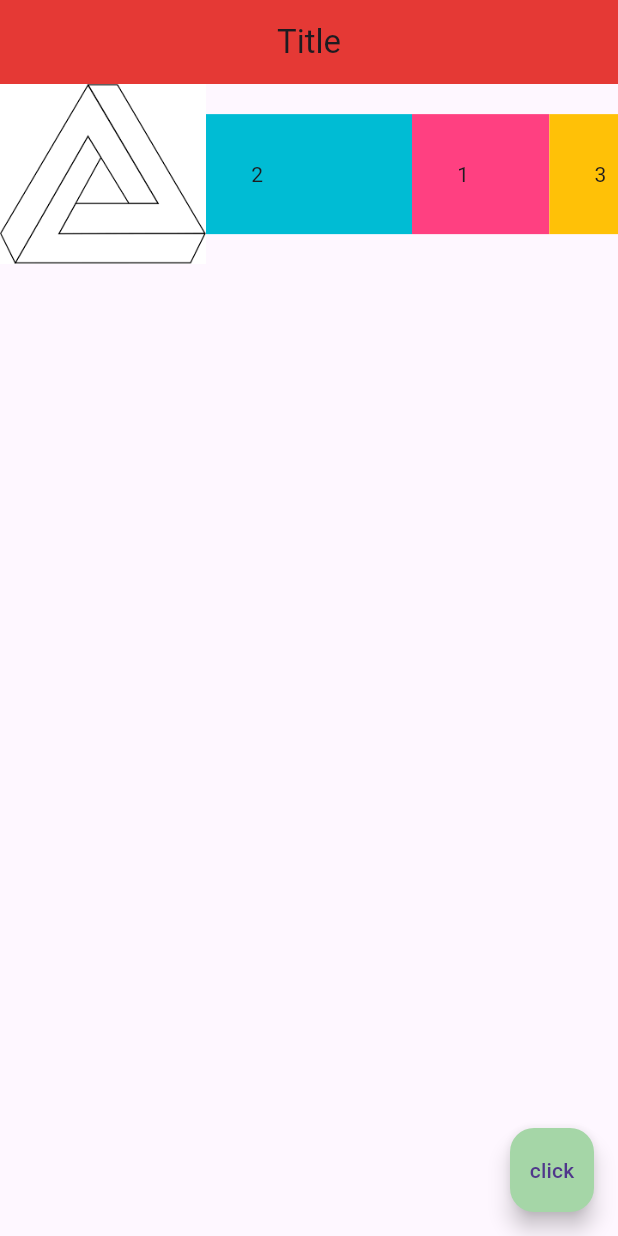
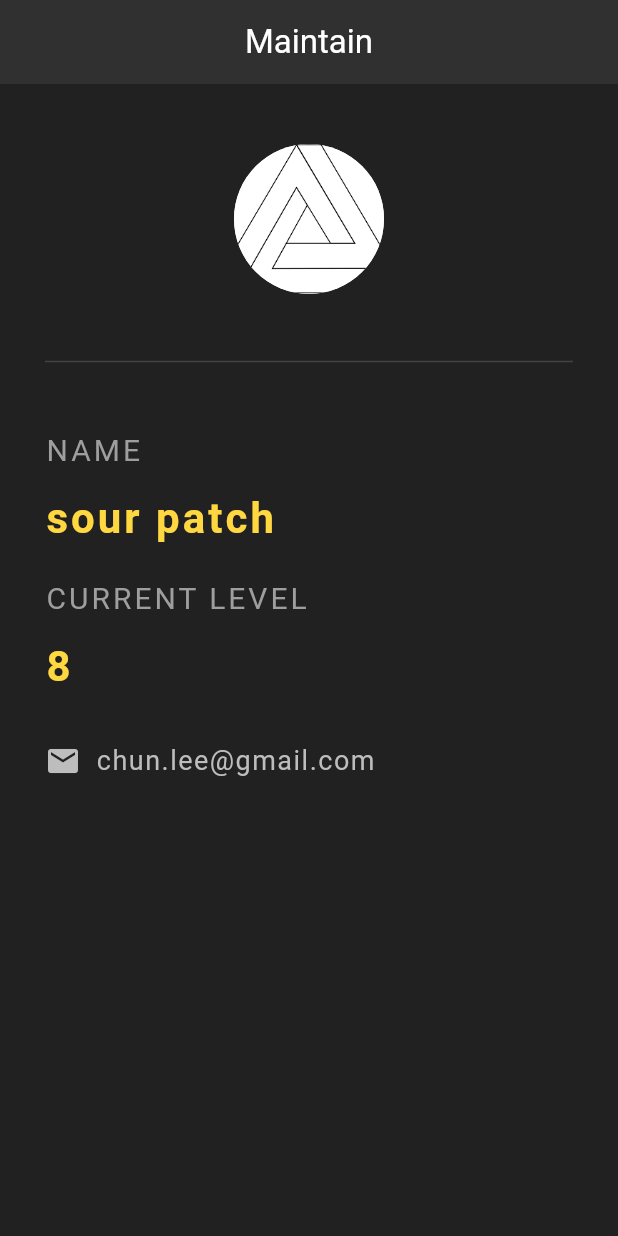
Before and after one commit to MrSax314/maintain, a Flutter app: the screen it shows after launch, on a phone screen of 412 x 824 dp. Run offline on Flutter 3.47's test engine with Material 3 defaults, Android fonts, the light colour scheme and no system bars.

Commit message:
Ninja Level page example

```diff
--- a/lib/main.dart
+++ b/lib/main.dart
@@ -8,46 +8,90 @@ class Home extends StatelessWidget {
   @override
   Widget build(BuildContext context) {
     return Scaffold(
+      backgroundColor: Colors.grey[900],
       appBar: AppBar(
-        title: Text('Title'),
+        title: Text(
+          'Maintain',
+          style: TextStyle(
+          color: Colors.white,
+          ),
+        ),
         centerTitle: true,
-        backgroundColor: Colors.red[600],
+        backgroundColor: Colors.grey[850],
+        elevation: 0,
       ),
-      body: Row(
-        children: [
-          Expanded(
-            flex: 3,
-            child: Image.asset('assets/impossible_triangle.png')),
-          Expanded(
-            flex: 3,
-            child: Container(
-              padding: EdgeInsets.all(30.0),
-              color: Colors.cyan,
-              child: Text('2'),
+      body: Padding(
+        padding: EdgeInsets.fromLTRB(30.0, 40.0, 30.0, 0.0),
+        child: Column(
+          crossAxisAlignment: CrossAxisAlignment.start,
+          children: [
+            Center(
+              child: CircleAvatar(
+                backgroundImage: AssetImage('assets/impossible_triangle.png'),
+                radius: 50.0,
+              ),
             ),
-          ),
-          Expanded(
-            flex: 2,
-            child: Container(
-              padding: EdgeInsets.all(30.0),
-              color: Colors.pinkAccent,
-              child: Text('1'),
+            Divider(
+              height: 90.0,
+              color: Colors.grey[800],
             ),
-          ),
-          Expanded(
-            flex: 1,
-            child: Container(
-              padding: EdgeInsets.all(30.0),
-              color: Colors.amber,
-              child: Text('3'),
+            Text(
+              'NAME',
+              style: TextStyle(
+                color: Colors.grey,
+                letterSpacing: 2,
+                fontSize: 20.0,
+              ),
             ),
-          ),
-        ],
-      ),
-      floatingActionButton: FloatingActionButton(
-        onPressed: () {},
-        backgroundColor: Colors.green[200],
-        child: Text('click'),
+            SizedBox(height: 10.0),
+            Text(
+              'sour patch',
+              style: TextStyle(
+                color: Colors.amberAccent[200],
+                letterSpacing: 2,
+                fontSize: 28.0,
+                fontWeight: FontWeight.bold,
+              ),
+            ),
+            SizedBox(height: 20.0),
+            Text(
+              'CURRENT LEVEL',
+              style: TextStyle(
+                color: Colors.grey,
+                letterSpacing: 2,
+                fontSize: 20.0,
+              ),
+            ),
+            SizedBox(height: 10.0),
+            Text(
+              '8',
+              style: TextStyle(
+                color: Colors.amberAccent[200],
+                letterSpacing: 2,
+                fontSize: 28.0,
+                fontWeight: FontWeight.bold,
+              ),
+            ),
+            SizedBox(height: 30.0),
+            Row(
+              children: [
+                Icon(
+                  Icons.email,
+                  color: Colors.grey[400],
+                ),
+                SizedBox(width: 10.0),
+                Text(
+                  'chun.lee@gmail.com',
+                  style: TextStyle(
+                    color: Colors.grey[400],
+                    fontSize: 18.0,
+                    letterSpacing: 1.0,
+                  ),
+                )
+              ],
+            ),
+          ],
+        )
       ),
     );
   }
```
